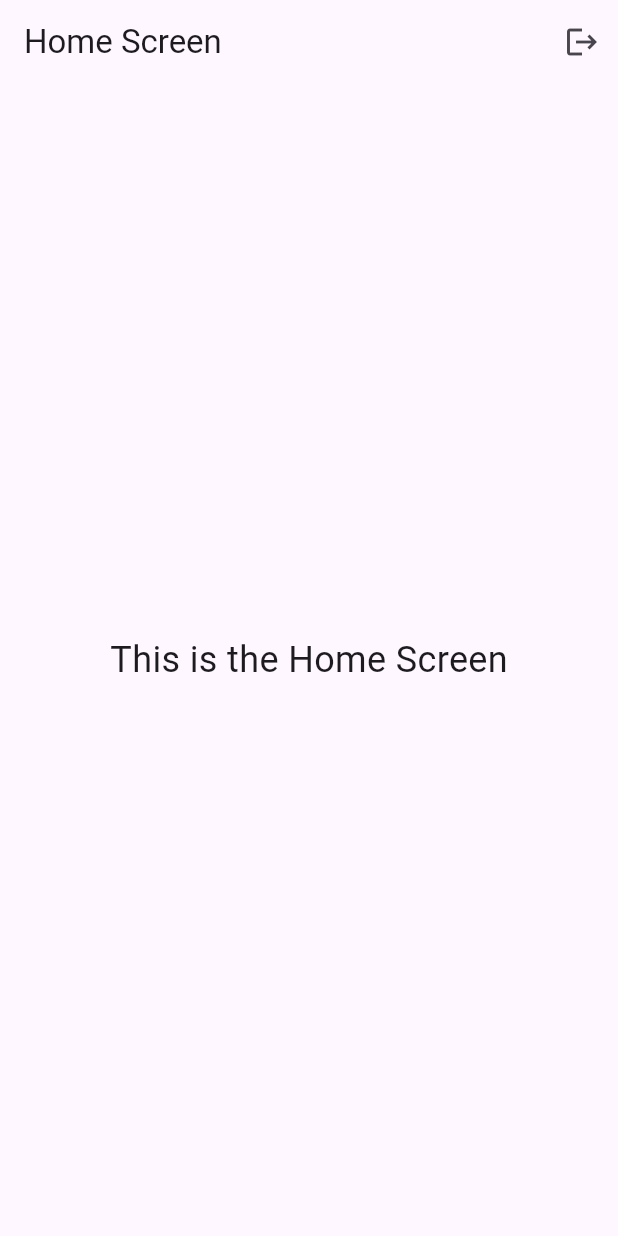
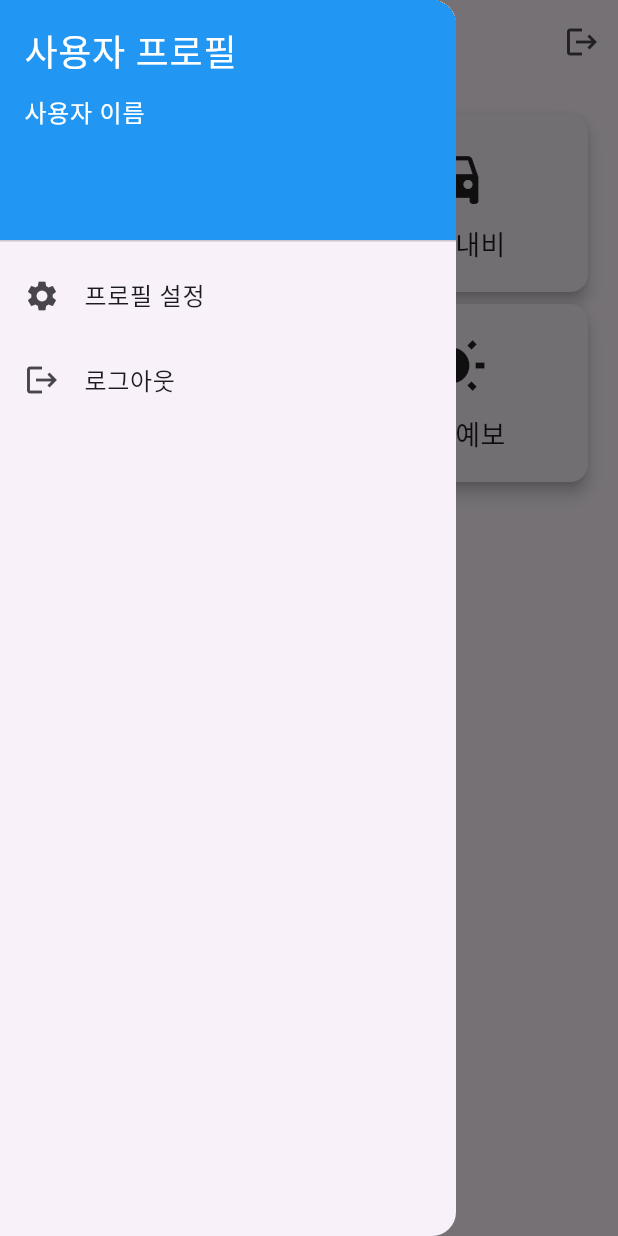
Before and after one commit to jdm0928/movesmart, a Flutter app: the HomeScreen screen opened directly, with the side drawer open (before the commit the screen has no drawer), on a phone screen of 412 x 824 dp. Run offline on Flutter 3.47's test engine with Material 3 defaults, Android fonts, the phone set to English and light mode, and no system bars; our stand-ins replace firebase_auth, firebase_core, firebase_database, google_sign_in; missing offline and left inert: flutter_naver_login; accounts and stored records are empty.

Commit message:
회원가입 남은 구현 기능 1. 이메일 인증
로그인 페이지 남은 구현 기능
1. Firebase와 소셜 로그인 연동

홈 페이지 구현 시작

```diff
--- /dev/null
+++ b/lib/viewmodels/home_viewmodel.dart
@@ -0,0 +1,45 @@
+import 'package:flutter/material.dart';
+import 'package:firebase_auth/firebase_auth.dart'; // Firebase Auth 임포트
+import '../views/login_screen.dart'; // 로그인 화면 임포트
+import '../views/pathfinding_screen.dart'; // 길찾기 화면 임포트
+import '../views/navigation_screen.dart'; // 주행 내비 화면 임포트
+import '../views/translation_screen.dart'; // 번역기 화면 임포트
+import '../views/weather_screen.dart'; // 날씨 예보 화면 임포트
+
+class HomeViewModel {
+  // 로그아웃 기능
+  Future<void> logout(BuildContext context) async {
+    await FirebaseAuth.instance.signOut(); // Firebase에서 로그아웃
+    Navigator.of(context).pushReplacement(
+      MaterialPageRoute(builder: (context) => LoginScreen()), // 로그인 화면으로 이동
+    );
+  }
+
+  // 길찾기 화면으로 이동
+  void navigateToPathfinding(BuildContext context) {
+    Navigator.of(context).push(
+      MaterialPageRoute(builder: (context) => PathfindingScreen()), // 길찾기 화면으로 이동
+    );
+  }
+
+  // 주행 내비 화면으로 이동
+  void navigateToNavigation(BuildContext context) {
+    Navigator.of(context).push(
+      MaterialPageRoute(builder: (context) => NavigationScreen()), // 주행 내비 화면으로 이동
+    );
+  }
+
+  // 번역기 화면으로 이동
+  void navigateToTranslation(BuildContext context) {
+    Navigator.of(context).push(
+      MaterialPageRoute(builder: (context) => TranslationScreen()), // 번역기 화면으로 이동
+    );
+  }
+
+  // 날씨 예보 화면으로 이동
+  void navigateToWeather(BuildContext context) {
+    Navigator.of(context).push(
+      MaterialPageRoute(builder: (context) => WeatherScreen()), // 날씨 예보 화면으로 이동
+    );
+  }
+}
--- a/lib/views/home_screen.dart
+++ b/lib/views/home_screen.dart
@@ -1,8 +1,11 @@
 import 'package:flutter/material.dart';
 import 'package:firebase_auth/firebase_auth.dart'; // Firebase Auth 임포트
 import '../views/login_screen.dart'; // 로그인 화면 임포트
+import '../viewmodels/home_viewmodel.dart'; // HomeViewModel 임포트
 
 class HomeScreen extends StatelessWidget {
+  final HomeViewModel _viewModel = HomeViewModel(); // ViewModel 인스턴스 생성
+
   @override
   Widget build(BuildContext context) {
     return Scaffold(
@@ -12,18 +15,95 @@ class HomeScreen extends StatelessWidget {
           IconButton(
             icon: const Icon(Icons.logout), // 로그아웃 아이콘
             onPressed: () async {
-              await FirebaseAuth.instance.signOut(); // Firebase에서 로그아웃
-              Navigator.of(context).pushReplacement(
-                MaterialPageRoute(builder: (context) => LoginScreen()), // 로그인 화면으로 이동
-              );
+              await _viewModel.logout(context); // ViewModel의 로그아웃 호출
             },
           ),
         ],
       ),
-      body: Center(
-        child: const Text(
-          'This is the Home Screen',
-          style: TextStyle(fontSize: 24),
+      drawer: Drawer(
+        child: ListView(
+          padding: EdgeInsets.zero,
+          children: [
+            DrawerHeader(
+              decoration: BoxDecoration(
+                color: Colors.blue,
+              ),
+              child: Column(
+                crossAxisAlignment: CrossAxisAlignment.start,
+                children: const [
+                  Text(
+                    '사용자 프로필',
+                    style: TextStyle(
+                      color: Colors.white,
+                      fontSize: 24,
+                    ),
+                  ),
+                  SizedBox(height: 8),
+                  Text(
+                    '사용자 이름', // 사용자 이름을 동적으로 표시할 수 있음
+                    style: TextStyle(color: Colors.white),
+                  ),
+                ],
+              ),
+            ),
+            ListTile(
+              leading: const Icon(Icons.settings),
+              title: const Text('프로필 설정'),
+              onTap: () {
+                // 프로필 설정 화면으로 이동하는 로직 추가
+              },
+            ),
+            ListTile(
+              leading: const Icon(Icons.logout),
+              title: const Text('로그아웃'),
+              onTap: () async {
+                await _viewModel.logout(context); // ViewModel의 로그아웃 호출
+              },
+            ),
+          ],
+        ),
+      ),
+      body: Padding(
+        padding: const EdgeInsets.all(16.0),
+        child: GridView.count(
+          crossAxisCount: 2,
+          childAspectRatio: 1.5,
+          children: [
+            _buildFeatureButton(context, '길찾기', Icons.directions_walk, () {
+              _viewModel.navigateToPathfinding(context); // 길찾기 화면으로 이동
+            }),
+            _buildFeatureButton(context, '주행 내비', Icons.directions_car, () {
+              _viewModel.navigateToNavigation(context); // 주행 내비 화면으로 이동
+            }),
+            _buildFeatureButton(context, '번역기', Icons.translate, () {
+              _viewModel.navigateToTranslation(context); // 번역기 화면으로 이동
+            }),
+            _buildFeatureButton(context, '날씨 예보', Icons.wb_sunny, () {
+              _viewModel.navigateToWeather(context); // 날씨 예보 화면으로 이동
+            }),
+          ],
+        ),
+      ),
+    );
+  }
+
+  Widget _buildFeatureButton(BuildContext context, String title, IconData icon, VoidCallback onPressed) {
+    return Card(
+      elevation: 4,
+      child: InkWell(
+        onTap: onPressed,
+        child: Center(
+          child: Column(
+            mainAxisAlignment: MainAxisAlignment.center,
+            children: [
+              Icon(icon, size: 48),
+              const SizedBox(height: 8),
+              Text(
+                title,
+                style: const TextStyle(fontSize: 18),
+              ),
+            ],
+          ),
         ),
       ),
     );
--- a/lib/views/login_screen.dart
+++ b/lib/views/login_screen.dart
@@ -99,7 +99,7 @@ class LoginScreen extends StatelessWidget {
                     ElevatedButton(
                       onPressed: () {
                         final loginViewModel = Provider.of<LoginViewModel>(context, listen: false);
-                        loginViewModel.signInWithKakao(context); // 카카오 로그인 호출
+                        // loginViewModel.signInWithKakao(context); // 카카오 로그인 호출
                       },
                       style: ElevatedButton.styleFrom(
                         padding: const EdgeInsets.all(0), // 패딩을 0으로 설정
--- /dev/null
+++ b/lib/views/navigation_screen.dart
@@ -0,0 +1,21 @@
+import 'package:flutter/material.dart';
+
+class NavigationScreen extends StatelessWidget {
+  @override
+  Widget build(BuildContext context) {
+    return Scaffold(
+      appBar: AppBar(
+        title: Text('주행 내비'),
+        leading: IconButton(
+          icon: Icon(Icons.arrow_back),
+          onPressed: () {
+            Navigator.of(context).pop(); // 이전 화면으로 돌아가기
+          },
+        ),
+      ),
+      body: Center(
+        child: Text('주행 내비 기능이 구현됩니다.'),
+      ),
+    );
+  }
+}
--- /dev/null
+++ b/lib/views/pathfinding_screen.dart
@@ -0,0 +1,21 @@
+import 'package:flutter/material.dart';
+
+class PathfindingScreen extends StatelessWidget {
+  @override
+  Widget build(BuildContext context) {
+    return Scaffold(
+      appBar: AppBar(
+        title: Text('길찾기'),
+        leading: IconButton(
+          icon: Icon(Icons.arrow_back),
+          onPressed: () {
+            Navigator.of(context).pop(); // 이전 화면으로 돌아가기
+          },
+        ),
+      ),
+      body: Center(
+        child: Text('길찾기 기능이 구현됩니다.'),
+      ),
+    );
+  }
+}
--- /dev/null
+++ b/lib/views/translation_screen.dart
@@ -0,0 +1,21 @@
+import 'package:flutter/material.dart';
+
+class TranslationScreen extends StatelessWidget {
+  @override
+  Widget build(BuildContext context) {
+    return Scaffold(
+      appBar: AppBar(
+        title: Text('번역기'),
+        leading: IconButton(
+          icon: Icon(Icons.arrow_back),
+          onPressed: () {
+            Navigator.of(context).pop(); // 이전 화면으로 돌아가기
+          },
+        ),
+      ),
+      body: Center(
+        child: Text('번역기 기능이 구현됩니다.'),
+      ),
+    );
+  }
+}
--- /dev/null
+++ b/lib/views/weather_screen.dart
@@ -0,0 +1,21 @@
+import 'package:flutter/material.dart';
+
+class WeatherScreen extends StatelessWidget {
+  @override
+  Widget build(BuildContext context) {
+    return Scaffold(
+      appBar: AppBar(
+        title: Text('날씨 예보'),
+        leading: IconButton(
+          icon: Icon(Icons.arrow_back),
+          onPressed: () {
+            Navigator.of(context).pop(); // 이전 화면으로 돌아가기
+          },
+        ),
+      ),
+      body: Center(
+        child: Text('날씨 예보 기능이 구현됩니다.'),
+      ),
+    );
+  }
+}
```
Also changed, not shown: lib/viewmodels/login_viewmodel.dart (+109 -80 lines), 4 other files.
